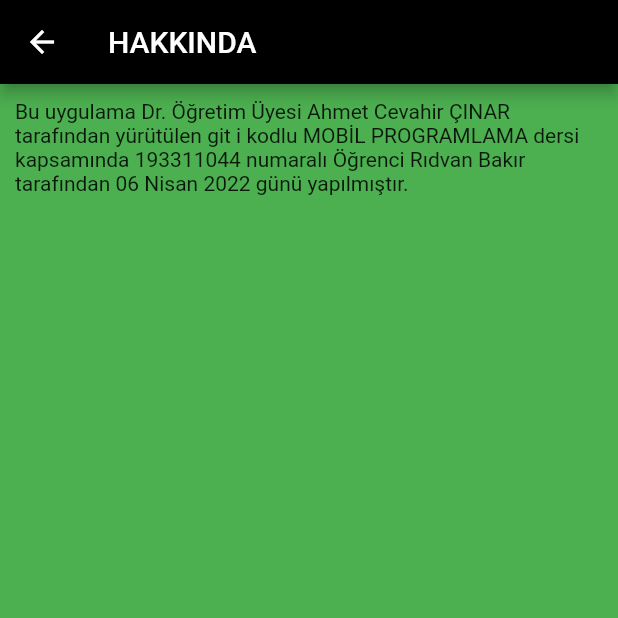
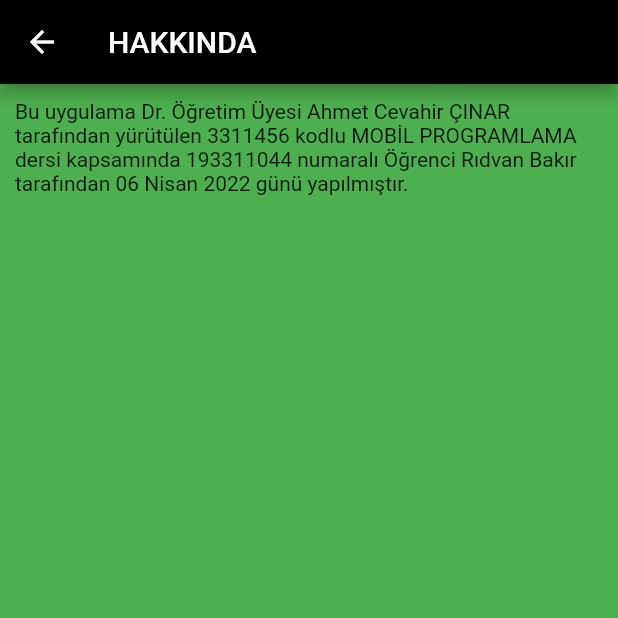
Before and after one commit to ridvanbakir60/3311456_193311044, a Flutter app: the hakkinda screen opened directly, on a phone screen of 412 x 824 dp, the top half of it. Run offline on Flutter 3.47's test engine with Material 2 defaults, Android fonts, the phone set to English and light mode, and no system bars.

Commit message:
Update hakkinda.dart

```diff
--- a/lib/hakkinda.dart
+++ b/lib/hakkinda.dart
@@ -13,7 +13,7 @@ class hakkinda extends StatelessWidget {
       body: Padding(
         padding: const EdgeInsets.all(10.0),
         child: Text(
-            'Bu uygulama Dr. Öğretim Üyesi Ahmet Cevahir ÇINAR tarafından yürütülen git i kodlu MOBİL PROGRAMLAMA dersi kapsamında 193311044 numaralı Öğrenci Rıdvan Bakır  tarafından 06 Nisan 2022 günü yapılmıştır.'),
+            'Bu uygulama Dr. Öğretim Üyesi Ahmet Cevahir ÇINAR tarafından yürütülen 3311456 kodlu MOBİL PROGRAMLAMA dersi kapsamında 193311044 numaralı Öğrenci Rıdvan Bakır  tarafından 06 Nisan 2022 günü yapılmıştır.'),
       ),
     );
   }
```
